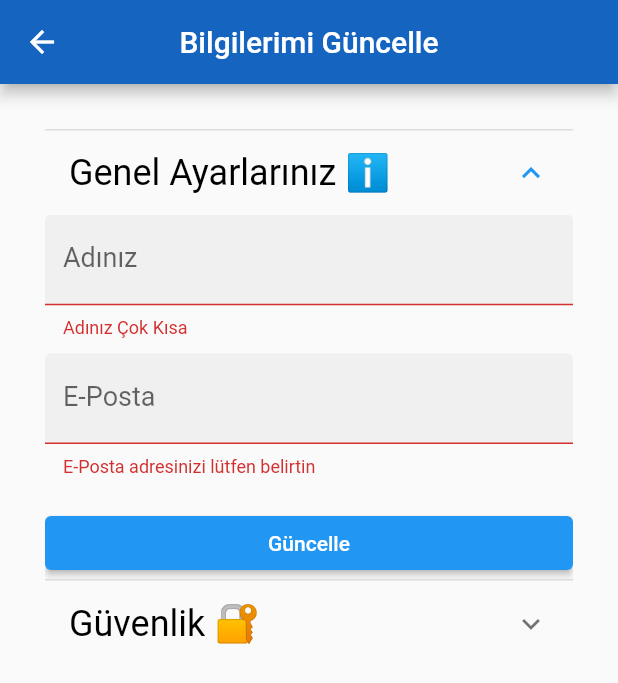
After one commit to rumeysataas/travel, a Flutter app: the UpdateUserInfoView screen opened directly, after a tap on "Genel Ayarlarınız ℹ", after a tap on "Güncelle", on a phone screen of 412 x 824 dp. The commit adds this screen. Shown: the top 683 px of the screen. Run offline on Flutter 3.47's test engine with Material 2 defaults, Android fonts, the phone set to English and light mode, and no system bars; our stand-ins replace cloud_firestore, device_preview, firebase_auth, firebase_core, flutter_svg, font_awesome_flutter and 3 more; accounts and stored records are empty; network calls fail.

Commit message:
drawer update user ınfo

```diff
--- a/lib/services/auth_service.dart
+++ b/lib/services/auth_service.dart
@@ -2,6 +2,7 @@ import 'package:cloud_firestore/cloud_firestore.dart';
 import 'package:firebase_auth/firebase_auth.dart';
 import 'package:travel/core/router_manager.dart';
 import 'package:travel/views/home_view.dart';
+import 'package:travel/views/login_view.dart';
 
 class AppUser {
   final String? email;
@@ -22,6 +23,11 @@ class AuthService {
   autoLogin() async {
     await _findUser(FirebaseAuth.instance.currentUser);
     RouteManager.newPageReplacement(HomeView());
+  }
+
+  logout() {
+    FirebaseAuth.instance.signOut();
+    RouteManager.newPageReplacement(LoginView());
   }
 
   signUp(String email, String password, String name) async {
--- /dev/null
+++ b/lib/views/update_user_info_view.dart
@@ -0,0 +1,170 @@
+import 'package:cloud_firestore/cloud_firestore.dart';
+import 'package:firebase_auth/firebase_auth.dart';
+import 'package:flutter/material.dart';
+import 'package:travel/core/router_manager.dart';
+import 'package:travel/custom_theme.dart';
+import 'package:travel/services/auth_service.dart';
+import 'package:travel/utils/utils.dart';
+import '../extensions/context_extensions.dart';
+
+class UpdateUserInfoView extends StatefulWidget {
+  const UpdateUserInfoView({Key? key}) : super(key: key);
+
+  @override
+  _UpdateUserInfoViewState createState() => _UpdateUserInfoViewState();
+}
+
+class _UpdateUserInfoViewState extends State<UpdateUserInfoView> {
+  String name = '';
+  String email = '';
+  String password = '';
+  final GlobalKey<FormState> formSettingsKey = GlobalKey<FormState>();
+  final GlobalKey<FormState> formSecurityKey = GlobalKey<FormState>();
+
+  void _updateUserInfo() async {
+    if (formSettingsKey.currentState!.validate()) {
+      formSettingsKey.currentState!.save();
+      try {
+        await FirebaseAuth.instance.currentUser?.updateEmail(email);
+        await FirebaseFirestore.instance
+            .collection('accounts')
+            .doc(FirebaseAuth.instance.currentUser?.uid)
+            .update({"email": email, "name": name});
+        RouteManager.showCustomDialog('Bilgileriniz güncellendi', [
+          ElevatedButton(
+              onPressed: () {
+                AuthService.instance.logout();
+              },
+              child: Text('Yeniden Giriş Yap'))
+        ]);
+      } catch (e) {
+        print(e);
+        RouteManager.showErrorDialog(
+            'Beklenmedik bir hata oluştu lütfen tekrar dener misiniz?');
+      }
+    }
+  }
+
+  void _updatePassword() async {
+    if (formSecurityKey.currentState!.validate()) {
+      formSecurityKey.currentState!.save();
+      try {
+        await FirebaseAuth.instance.currentUser?.updatePassword(password);
+        RouteManager.showCustomDialog('Şifreniz güncellendi', [
+          ElevatedButton(
+              onPressed: () {
+                AuthService.instance.logout();
+              },
+              child: Text('Yeniden Giriş Yap'))
+        ]);
+      } catch (e) {
+        print(e);
+        RouteManager.showErrorDialog(
+            'Beklenmedik bir hata oluştu lütfen tekrar dener misiniz?');
+      }
+    }
+  }
+
+  @override
+  Widget build(BuildContext context) {
+    return Scaffold(
+        appBar: AppBar(
+          title: Text('Bilgilerimi Güncelle'),
+        ),
+        body: SingleChildScrollView(
+            padding: const EdgeInsets.all(appDefaultPadding),
+            child: Column(
+              children: [
+                ExpansionTile(
+                  title: Text('Genel Ayarlarınız ℹ',
+                      style: context.textTheme.headline5),
+                  children: [
+                    Form(
+                      key: formSettingsKey,
+                      child: Column(
+                        children: [
+                          TextFormField(
+                            onSaved: (String? val) {
+                              if (val!.isNotEmpty) {
+                                name = val;
+                              }
+                            },
+                            validator: (String? val) {
+                              if (val!.length < 3) {
+                                return "Adınız Çok Kısa";
+                              }
+                              return null;
+                            },
+                            initialValue: context.currentUser?.name,
+                            decoration: InputDecoration(labelText: 'Adınız'),
+                          ),
+                          SizedBox(height: 10),
+                          TextFormField(
+                            onSaved: (String? val) {
+                              if (val!.isNotEmpty) {
+                                email = val;
+                              }
+                            },
+                            validator: (String? val) {
+                              if (val!.isEmpty) {
+                                return "E-Posta adresinizi lütfen belirtin";
+                              }
+                              if (!Utils.controlMail(val)) {
+                                return "E-posta formatınızı hatalı girdiniz";
+                              }
+                              return null;
+                            },
+                            initialValue: context.currentUser?.email,
+                            decoration: InputDecoration(labelText: 'E-Posta'),
+                          ),
+                          SizedBox(height: 10),
+                          SizedBox(height: 10),
+                          Container(
+                              width: double.infinity,
+                              child: ElevatedButton(
+                                  onPressed: _updateUserInfo,
+                                  child: Text('Güncelle')))
+                        ],
+                      ),
+                    ),
+                  ],
+                ),
+                ExpansionTile(
+                  title:
+                      Text('Güvenlik 🔐', style: context.textTheme.headline5),
+                  children: [
+                    Form(
+                      key: formSecurityKey,
+                      child: Column(
+                        children: [
+                          TextFormField(
+                            obscureText: true,
+                            onSaved: (String? val) {
+                              if (val!.isNotEmpty) {
+                                password = val;
+                              }
+                            },
+                            validator: (String? val) {
+                              if (val!.length < 9) {
+                                return "Şifreniz en az 9 karakter içermelidir";
+                              }
+                              return null;
+                            },
+                            decoration: InputDecoration(labelText: 'Şifreniz'),
+                          ),
+                          Container(
+                              width: double.infinity,
+                              child: ElevatedButton(
+                                  style: ElevatedButton.styleFrom(
+                                      primary: Colors.red[900]),
+                                  onPressed: _updatePassword,
+                                  child: Text('Şifremi Değiştir')))
+                        ],
+                      ),
+                    )
+                  ],
+                )
+              ],
+            )));
+  }
+}
```
Also changed, not shown: lib/core/router_manager.dart (+7 -0 lines), lib/views/home_view.dart (+21 -18 lines), lib/views/search_video.dart (added, +14 -0 lines), lib/views/user_settings.dart (+31 -9 lines), lib/widgets/menu.dart (added, +117 -0 lines), 1 other file.
